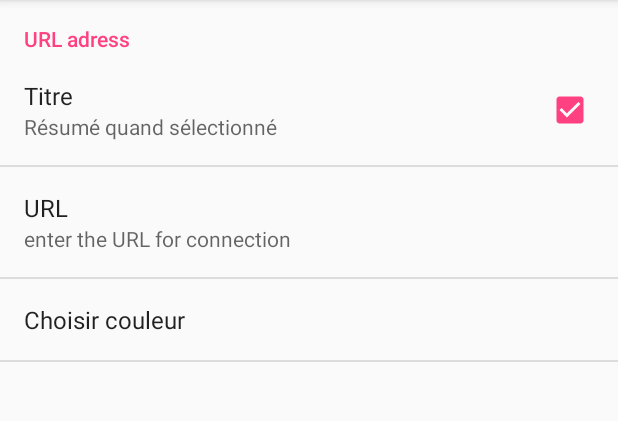
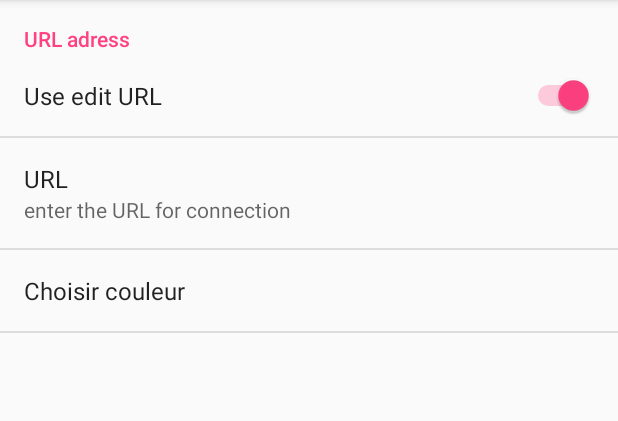
Before and after one commit to mordohaw/MelodieAndroid, an Android app: the fragment SettingFragment shown on its own in the app's theme, on a phone screen of 412 x 824 dp, the part 84-505 px from its top. Run offline under Robolectric (Android 15) with nearby library versions, the phone set to English and light mode, and no system bars.

Commit message:
27/04 : Improving parameters view

```diff
--- a/MelodieAndroidV4.4/app/src/main/AndroidManifest.xml
+++ b/MelodieAndroidV4.4/app/src/main/AndroidManifest.xml
@@ -7,7 +7,7 @@
 
     <application
         android:allowBackup="true"
-        android:icon="@drawable/melodie"
+        android:icon="@drawable/logo_melodie_min"
         android:label="@string/app_name"
         android:roundIcon="@mipmap/ic_launcher_round"
         android:supportsRtl="true"
--- a/MelodieAndroidV4.4/app/src/main/java/com/example/williammordohay/melodieandroidv44/Settings/SettingFragment.java
+++ b/MelodieAndroidV4.4/app/src/main/java/com/example/williammordohay/melodieandroidv44/Settings/SettingFragment.java
@@ -1,7 +1,9 @@
 package com.example.williammordohay.melodieandroidv44.Settings;
 
 import android.os.Bundle;
+import android.preference.EditTextPreference;
 import android.preference.PreferenceFragment;
+import android.preference.SwitchPreference;
 
 import com.example.williammordohay.melodieandroidv44.R;
 
@@ -15,5 +17,11 @@ public class SettingFragment extends PreferenceFragment {
         super.onCreate(savedInstanceState);
         //load the preference xml
         addPreferencesFromResource(R.xml.preference);
+        SwitchPreference switchPref = (SwitchPreference) findPreference("switch_preference");
+        EditTextPreference urlPref = (EditTextPreference) findPreference("editURL");
+        if(!switchPref.isChecked()){
+            urlPref.setText("http://val-prod-002/MelodieNet/Modules/EcransDeBase/Bienvenue.aspx");
+        }
+
     }
 }
--- a/MelodieAndroidV4.4/app/src/main/res/values/strings.xml
+++ b/MelodieAndroidV4.4/app/src/main/res/values/strings.xml
@@ -15,6 +15,8 @@
     <string name="URL_parameters_text">enter the URL for connection</string>
     <string name="URL_value">URL value</string>
     <string name="URL_adress">URL adress</string>
+    <string name="switch_url_text">Use edit URL</string>
+    <string name="url_dialog_title">Edit the URL</string>
 
     <!-- Button
     -->
--- a/MelodieAndroidV4.4/app/src/main/res/xml/preference.xml
+++ b/MelodieAndroidV4.4/app/src/main/res/xml/preference.xml
@@ -7,21 +7,19 @@
     <PreferenceCategory android:title="@string/URL_adress">
 
 
-    <CheckBoxPreference
-        android:defaultValue="true"
-        android:key="checkBoxPref"
-        android:summaryOff="Résumé quand pas sélectionné"
-        android:summaryOn="Résumé quand sélectionné"
-        android:title="Titre" />
+        <SwitchPreference
+            android:defaultValue="true"
+            android:key="switch_preference"
+            android:title="@string/switch_url_text" />
 
-    <EditTextPreference
+        <EditTextPreference
         android:key="editURL"
-        android:dialogTitle="Titre de la boîte"
+        android:dialogTitle="@string/url_dialog_title"
         android:positiveButtonText="Valider"
         android:negativeButtonText="Annuler"
         android:title="URL"
         android:summary="@string/URL_parameters_text"
-        android:dependency="checkBoxPref" />
+        android:dependency="switch_preference" />
 
     </PreferenceCategory>
     <ListPreference
```
Also changed, not shown: MelodieAndroidV4.4/app/src/main/java/com/example/williammordohay/melodieandroidv44/ViewsActivity.java (+0 -7 lines), 1 other file.
